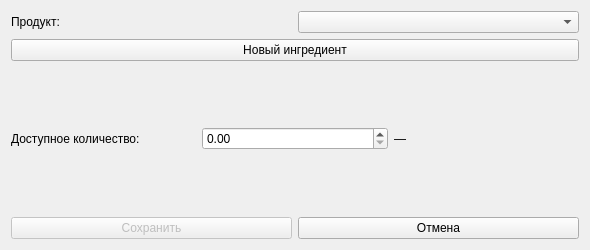
First picture: the form in ui/stock_editor.ui, repository chaykalla2026-lang/what_to_cook_Project, before the edit.
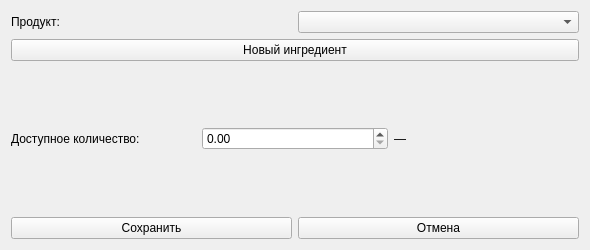
Second picture: the form after the edit.

What changed in the file:
```diff
--- a/ui/stock_editor.ui
+++ b/ui/stock_editor.ui
@@ -86,10 +86,7 @@
         <string>Сохранить</string>
        </property>
        <property name="enabled">
-        <bool>false</bool>
-       </property>
-       <property name="toolTip">
-        <string>Будет подключено на следующем этапе</string>
+        <bool>true</bool>
        </property>
       </widget>
      </item>
```
Lines whose indentation alone changed are shown as unchanged.
